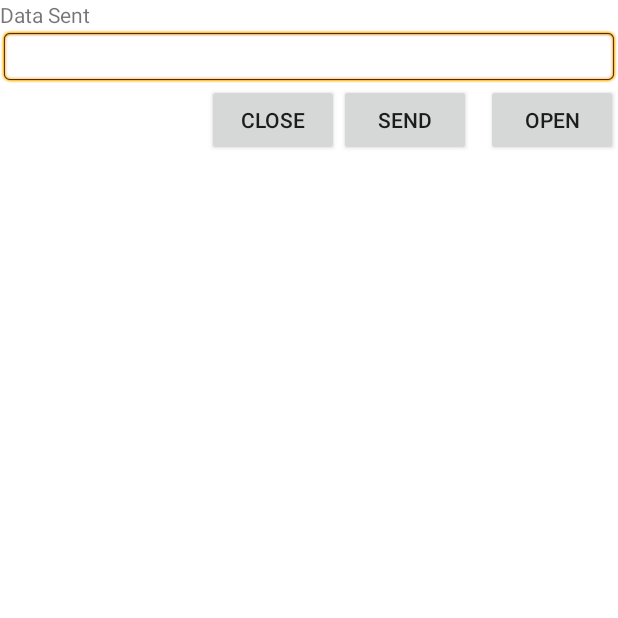
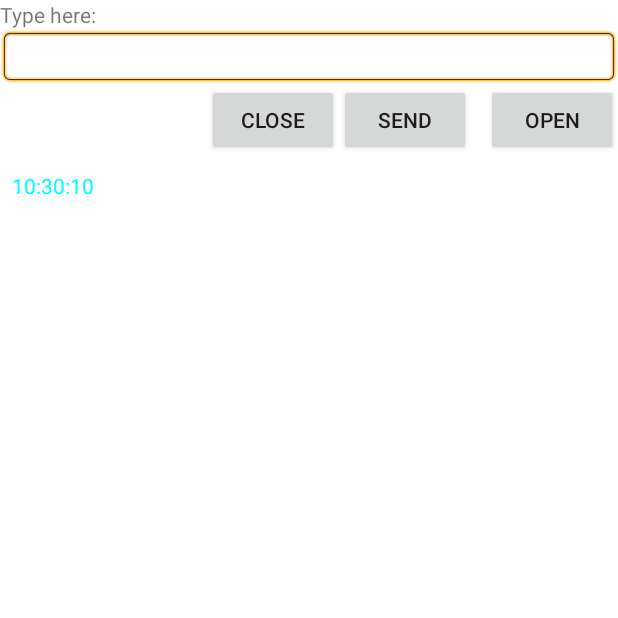
Before and after one commit to Eymen39/Android-Serial-Bluetooth, an Android app: the screen it shows after launch (MainActivity), after a tap on "SEND", on a phone screen of 412 x 824 dp, the top half of it. Run offline under Robolectric (Android 15) with nearby library versions, the phone set to English and light mode, and no system bars; 1 statement that could not run was skipped.

Commit message:
Schönere Ausgabe hinzugefügt und erhaltene und gesendete Nachrichten farblich unterschieden. Wird danach noch Edittextfeld fehler gelöst und einige Features dazu kommen

```diff
--- a/app/src/main/java/com/example/blueserial/MainActivity.java
+++ b/app/src/main/java/com/example/blueserial/MainActivity.java
@@ -20,11 +20,18 @@ import android.widget.EditText;
 import android.widget.Button;
 import android.widget.Toast;
 
+import androidx.recyclerview.widget.LinearLayoutManager;
+import androidx.recyclerview.widget.RecyclerView;
+
 import com.google.android.material.snackbar.Snackbar;
 
 import java.io.IOException;
 import java.io.InputStream;
 import java.io.OutputStream;
+import java.text.SimpleDateFormat;
+import java.util.ArrayList;
+import java.util.Date;
+import java.util.Locale;
 import java.util.Set;
 import java.util.UUID;
 
@@ -40,7 +47,9 @@ public class MainActivity extends Activity
     Thread workerThread;
     byte[] readBuffer;
     int readBufferPosition;
-    int counter;
+    RecyclerView recyclerView;
+    RecyclerViewAdapter nachrichtenAdapter;
+    ArrayList<Message> nachrichten=new ArrayList<>();
     volatile boolean stopWorker;
 
     @Override
@@ -54,6 +63,12 @@ public class MainActivity extends Activity
         Button closeButton = (Button)findViewById(R.id.close);
         myLabel = (TextView)findViewById(R.id.label);
         myTextbox = (EditText)findViewById(R.id.entry);
+        recyclerView=(RecyclerView)findViewById(R.id.rvMessages);
+        recyclerView.setLayoutManager(new LinearLayoutManager(this));
+        nachrichtenAdapter= new RecyclerViewAdapter(nachrichten);
+        recyclerView.setAdapter(nachrichtenAdapter);
+
+
 
         //Open Button
         openButton.setOnClickListener(new View.OnClickListener()
@@ -187,13 +202,12 @@ public class MainActivity extends Activity
                                     System.arraycopy(readBuffer, 0, encodedBytes, 0, encodedBytes.length);
                                     final String data = new String(encodedBytes, "US-ASCII");
                                     readBufferPosition = 0;
-
-                                    handler.post(new Runnable()
+                                    String timestamp= new SimpleDateFormat("HH:mm:ss", Locale.getDefault()).format(new Date());
+                                    Message nachricht= new Message(data,timestamp,false);
+                                    Log.i("Data",nachricht.getZeitstempel()+nachricht.getMsg());
+                                    handler.post(()->
                                     {
-                                        public void run()
-                                        {
-                                            myLabel.setText(data);
-                                        }
+                                        nachrichtenAdapter.addNachricht(nachricht);
                                     });
                                 }
                                 else
@@ -219,7 +233,9 @@ public class MainActivity extends Activity
         String msg = myTextbox.getText().toString();
         msg += "\n";
         mmOutputStream.write(msg.getBytes());
-        myLabel.setText("Data Sent");
+        String zeitstempel= new SimpleDateFormat("HH:mm:ss",Locale.getDefault()).format(new Date());
+        Message nachricht = new Message(msg,zeitstempel,true);
+        nachrichtenAdapter.addNachricht(nachricht);
     }
 
     void closeBT() throws IOException
--- /dev/null
+++ b/app/src/main/java/com/example/blueserial/Message.java
@@ -0,0 +1,22 @@
+package com.example.blueserial;
+
+public class Message {
+
+    private String msg;
+    private String zeitstempel;
+    boolean sent;
+
+    public Message(String msg,String zeits,boolean sent){
+        this.msg=msg;
+        this.zeitstempel=zeits;
+        this.sent=sent;
+
+    }
+
+    public String getMsg(){
+        return msg;
+    }
+    public String getZeitstempel(){
+        return zeitstempel;
+    }
+}
--- /dev/null
+++ b/app/src/main/java/com/example/blueserial/RecyclerViewAdapter.java
@@ -0,0 +1,81 @@
+package com.example.blueserial;
+
+import android.content.Context;
+import android.graphics.Color;
+import android.view.LayoutInflater;
+import android.view.View;
+import android.view.ViewGroup;
+import android.widget.TextView;
+
+import androidx.annotation.NonNull;
+import androidx.recyclerview.widget.RecyclerView;
+
+import java.util.ArrayList;
+
+public class RecyclerViewAdapter extends RecyclerView.Adapter<RecyclerViewAdapter.RecyclewViewHolder> {
+
+    ArrayList<Message> nachrichten;
+
+
+    public RecyclerViewAdapter(ArrayList<Message> nachrichten){
+        this.nachrichten=nachrichten;
+    }
+
+    public static class RecyclewViewHolder extends RecyclerView.ViewHolder{
+
+        Color sentColor;
+        Color receivedColor;
+        TextView tvZeitStempel, tvMsg;
+
+        public RecyclewViewHolder(@NonNull View itemView) {
+            super(itemView);
+            sentColor=Color.valueOf(Color.CYAN);
+            receivedColor=Color.valueOf(Color.YELLOW);
+            tvZeitStempel= itemView.findViewById(R.id.tvTimestamp);
+            tvMsg= itemView.findViewById(R.id.tvMessage);
+        }
+        public void bind(Message nachricht){
+
+            tvZeitStempel.setText(nachricht.getZeitstempel());
+            tvMsg.setText(nachricht.getMsg());
+
+            if(nachricht.sent) {
+
+                tvZeitStempel.setTextColor(sentColor.toArgb());
+                tvMsg.setTextColor(sentColor.toArgb());
+
+            }
+            else{
+                tvZeitStempel.setTextColor(receivedColor.toArgb());
+                tvMsg.setTextColor(receivedColor.toArgb());
+            }
+        }
+
+
+    }
+    @NonNull
+    @Override
+    public RecyclewViewHolder onCreateViewHolder(@NonNull ViewGroup parent, int viewType) {
+        View view = LayoutInflater.from(parent.getContext()).inflate(R.layout.recycle_view_element,parent,false);
+        return new RecyclewViewHolder(view);
+    }
+
+    @Override
+    public void onBindViewHolder(@NonNull RecyclewViewHolder holder, int position) {
+        holder.bind(nachrichten.get(position));
+    }
+
+    @Override
+    public int getItemCount() {
+
+        return nachrichten.size();
+    }
+
+    public void addNachricht(Message nachricht){
+        nachrichten.add(nachricht);
+        notifyItemInserted(nachrichten.size()-1);
+    }
+
+
+
+}
--- a/app/src/main/res/layout/activity_main.xml
+++ b/app/src/main/res/layout/activity_main.xml
@@ -45,4 +45,15 @@
         android:layout_toLeftOf="@id/send"
         android:text="Close" />
 
+    <androidx.recyclerview.widget.RecyclerView
+        android:id="@+id/rvMessages"
+        android:layout_width="match_parent"
+        android:layout_height="match_parent"
+        android:layout_below="@+id/open"
+        android:layout_alignParentLeft="true"
+        android:layout_alignParentRight="true"
+
+
+        />
+
 </RelativeLayout>
--- /dev/null
+++ b/app/src/main/res/layout/recycle_view_element.xml
@@ -0,0 +1,22 @@
+<?xml version="1.0" encoding="utf-8"?>
+<LinearLayout
+    xmlns:android="http://schemas.android.com/apk/res/android"
+    android:layout_width="match_parent"
+    android:layout_height="wrap_content"
+    android:padding="8dp"
+    android:orientation="horizontal">
+
+    <TextView
+        android:id="@+id/tvTimestamp"
+        android:layout_width="wrap_content"
+        android:layout_height="wrap_content"
+        android:textSize="14sp"
+        android:textColor="#888888"
+        android:layout_marginEnd="8dp"/>
+
+    <TextView
+        android:id="@+id/tvMessage"
+        android:layout_width="wrap_content"
+        android:layout_height="wrap_content"
+        android:textSize="16sp"/>
+</LinearLayout>
```
